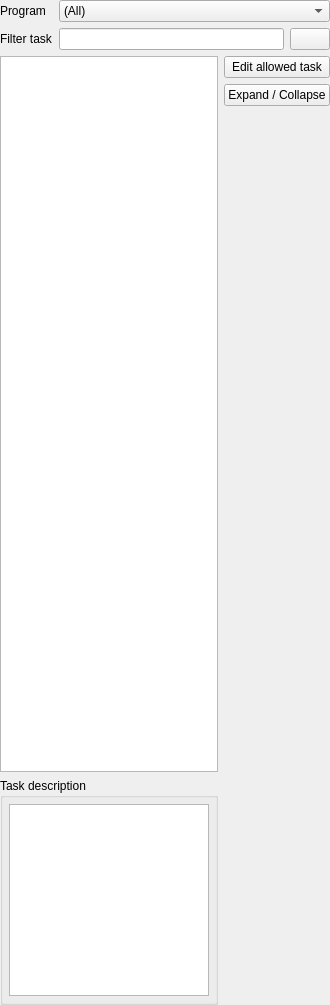
JulesDoc/TerRaPriv, file forms/allowedTaskTreeWidget.ui: the form before one commit.
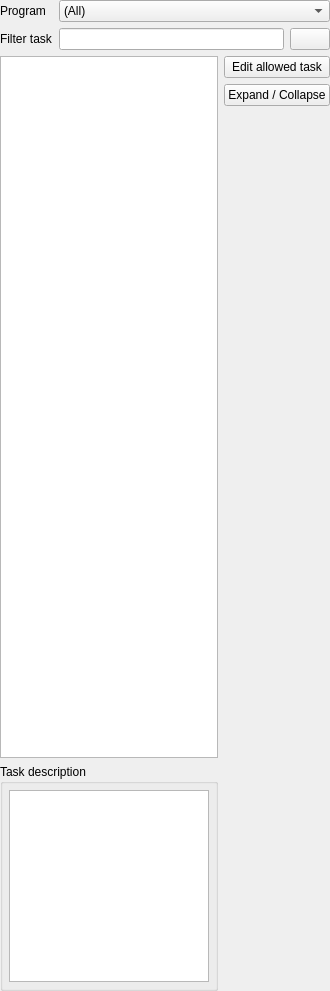
The form after the commit. Icons and pictures are not drawn.

```diff
--- a/forms/allowedTaskTreeWidget.ui
+++ b/forms/allowedTaskTreeWidget.ui
@@ -7,7 +7,7 @@
     <x>0</x>
     <y>0</y>
     <width>330</width>
-    <height>1005</height>
+    <height>991</height>
    </rect>
   </property>
   <layout class="QGridLayout" name="gridLayout_2">
```
